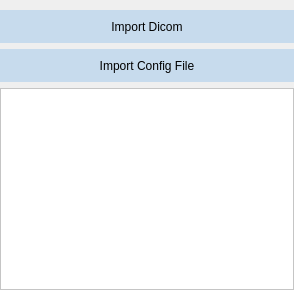
The window that src/windows/ui/import_view.ui (brachify/brachify) describes before a commit, drawn with Qt 5.
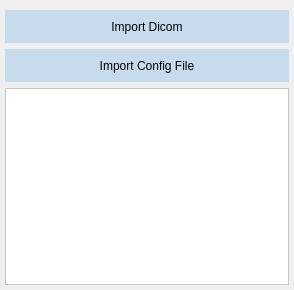
The same window after the commit.

Commit message: set view spacings

The edit to the form file:
```diff
--- a/src/windows/ui/import_view.ui
+++ b/src/windows/ui/import_view.ui
@@ -30,16 +30,16 @@
   </property>
   <layout class="QVBoxLayout" name="verticalLayout_3">
    <property name="leftMargin">
-    <number>0</number>
+    <number>5</number>
    </property>
    <property name="topMargin">
     <number>10</number>
    </property>
    <property name="rightMargin">
-    <number>0</number>
+    <number>5</number>
    </property>
    <property name="bottomMargin">
-    <number>0</number>
+    <number>5</number>
    </property>
    <item>
     <widget class="QPushButton" name="btn_import_folder">
```
The commit also changes 6 other files.
